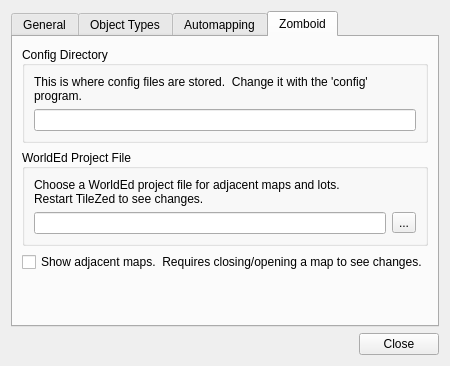
Before: the Qt Designer form src/tiled/preferencesdialog.ui in timbaker/tiled, drawn with Qt 5.
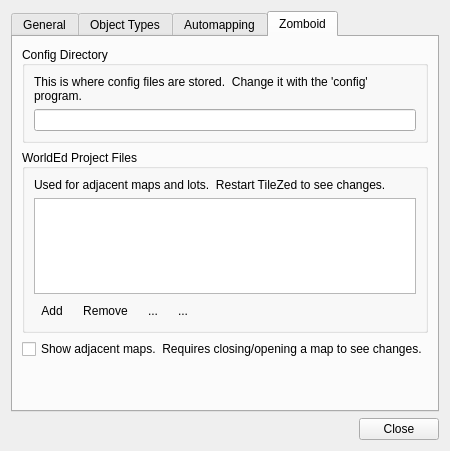
After: the same form once the commit is applied. The open tabs and pages were chosen to show the change. Icons and pictures are not drawn. Custom widgets are drawn as their Qt base class.

Commit message: Multiple WorldEd projects can be specified in the Preferences.

What changed in the file:
```diff
--- a/src/tiled/preferencesdialog.ui
+++ b/src/tiled/preferencesdialog.ui
@@ -7,7 +7,7 @@
     <x>0</x>
     <y>0</y>
     <width>462</width>
-    <height>392</height>
+    <height>394</height>
    </rect>
   </property>
   <property name="windowTitle">
@@ -380,7 +380,7 @@
           </sizepolicy>
          </property>
          <property name="title">
-          <string>WorldEd Project File</string>
+          <string>WorldEd Project Files</string>
          </property>
          <property name="alignment">
           <set>Qt::AlignLeading|Qt::AlignLeft|Qt::AlignVCenter</set>
@@ -389,8 +389,7 @@
           <item>
            <widget class="QLabel" name="label_6">
             <property name="text">
-             <string>Choose a WorldEd project file for adjacent maps and lots.
-Restart TileZed to see changes.</string>
+             <string>Used for adjacent maps and lots.  Restart TileZed to see changes.</string>
             </property>
             <property name="wordWrap">
              <bool>true</bool>
@@ -398,27 +397,104 @@
            </widget>
           </item>
           <item>
-           <layout class="QHBoxLayout" name="configLayout_2">
+           <widget class="QListWidget" name="listPZW">
+            <property name="maximumSize">
+             <size>
+              <width>16777215</width>
+              <height>96</height>
+             </size>
+            </property>
+            <property name="selectionBehavior">
+             <enum>QAbstractItemView::SelectRows</enum>
+            </property>
+           </widget>
+          </item>
+          <item>
+           <layout class="QHBoxLayout" name="horizontalLayout_2">
             <item>
-             <widget class="QLineEdit" name="worldedFile">
-              <property name="sizePolicy">
-               <sizepolicy hsizetype="Expanding" vsizetype="Preferred">
-                <horstretch>0</horstretch>
-                <verstretch>0</verstretch>
-               </sizepolicy>
+             <widget class="QToolButton" name="addPZW">
+              <property name="toolTip">
+               <string>Add Object Type</string>
               </property>
-              <property name="readOnly">
+              <property name="text">
+               <string>Add</string>
+              </property>
+              <property name="icon">
+               <iconset resource="tiled.qrc">
+                <normaloff>:/images/22x22/add.png</normaloff>:/images/22x22/add.png</iconset>
+              </property>
+              <property name="autoRaise">
                <bool>true</bool>
               </property>
              </widget>
             </item>
             <item>
-             <widget class="QToolButton" name="worldedBrowse">
+             <widget class="QToolButton" name="removePZW">
+              <property name="enabled">
+               <bool>true</bool>
+              </property>
+              <property name="toolTip">
+               <string>Remove Selected Object Types</string>
+              </property>
               <property name="text">
+               <string>Remove</string>
+              </property>
+              <property name="icon">
+               <iconset resource="tiled.qrc">
+                <normaloff>:/images/22x22/remove.png</normaloff>:/images/22x22/remove.png</iconset>
+              </property>
+              <property name="autoRaise">
+               <bool>true</bool>
+              </property>
+             </widget>
+            </item>
+            <item>
+             <widget class="QToolButton" name="raisePZW">
+              <property name="text">
                <string>...</string>
               </property>
+              <property name="icon">
+               <iconset resource="tiled.qrc">
+                <normaloff>:/images/16x16/go-up.png</normaloff>:/images/16x16/go-up.png</iconset>
+              </property>
+              <property name="toolButtonStyle">
+               <enum>Qt::ToolButtonIconOnly</enum>
+              </property>
+              <property name="autoRaise">
+               <bool>true</bool>
+              </property>
              </widget>
             </item>
+            <item>
+             <widget class="QToolButton" name="lowerPZW">
+              <property name="text">
+               <string>...</string>
+              </property>
+              <property name="icon">
+               <iconset resource="tiled.qrc">
+                <normaloff>:/images/16x16/go-down.png</normaloff>:/images/16x16/go-down.png</iconset>
+              </property>
+              <property name="toolButtonStyle">
+               <enum>Qt::ToolButtonIconOnly</enum>
+              </property>
+              <property name="autoRaise">
+               <bool>true</bool>
+              </property>
+             </widget>
+            </item>
+            <item>
+             <spacer name="horizontalSpacer_3">
+              <property name="orientation">
+               <enum>Qt::Horizontal</enum>
+              </property>
+              <property name="sizeHint" stdset="0">
+               <size>
+                <width>40</width>
+                <height>20</height>
+               </size>
+              </property>
+             </spacer>
+            </item>
            </layout>
           </item>
          </layout>
```
Left out of the diff: 4 changed lines with no effect on the pictures. The commit also changes 5 other files.
